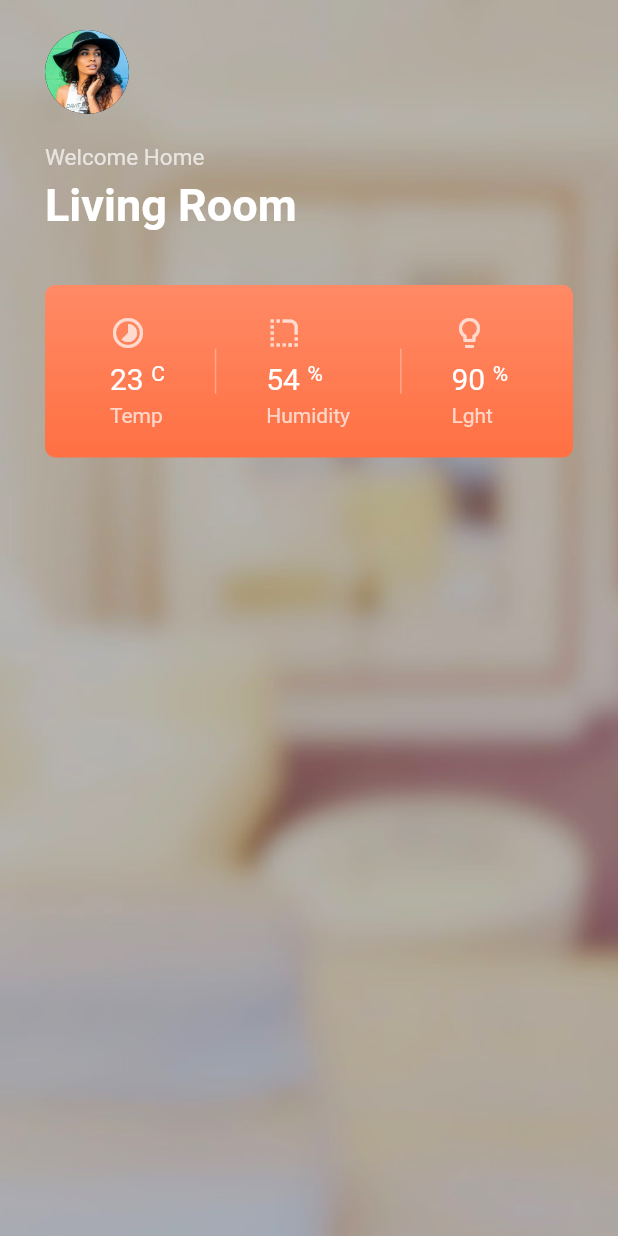
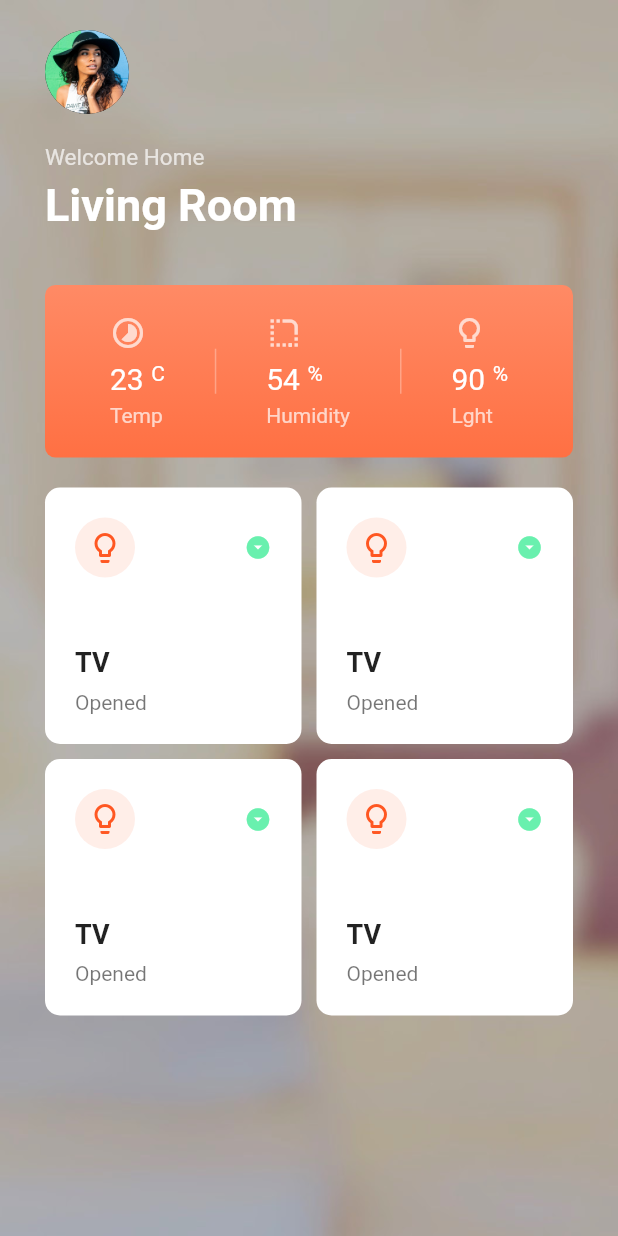
Before and after one commit to ctrleffive/home-automation-flutter-case-study, a Flutter app: the screen it shows after launch, on a phone screen of 412 x 824 dp. Run offline on Flutter 3.47's test engine with Material 2 defaults, Android fonts, the phone set to English and light mode, and no system bars.

Commit message:
devices, grid view

```diff
--- a/lib/src/ui/home.dart
+++ b/lib/src/ui/home.dart
@@ -1,3 +1,4 @@
+import 'package:automation/src/ui/partials/device_lister.dart';
 import 'package:flutter/material.dart';
 
 import 'package:automation/src/ui/layouts/bgwrap.dart';
@@ -46,6 +47,7 @@ class Home extends StatelessWidget {
               child: Column(
                 children: <Widget>[
                   OverviewDetails(),
+                  DeviceLister(),
                 ],
               ),
             ),
--- /dev/null
+++ b/lib/src/ui/partials/device_lister.dart
@@ -0,0 +1,23 @@
+import 'package:automation/src/ui/partials/device_mini.dart';
+import 'package:flutter/material.dart';
+
+class DeviceLister extends StatelessWidget {
+  @override
+  Widget build(BuildContext context) {
+    return GridView(
+      padding: EdgeInsets.only(top: 10, bottom: 10),
+      gridDelegate: SliverGridDelegateWithFixedCrossAxisCount(
+        crossAxisCount: 2,
+        crossAxisSpacing: 10,
+        mainAxisSpacing: 10,
+      ),
+      shrinkWrap: true,
+      children: <Widget>[
+        DeviceMini(),
+        DeviceMini(),
+        DeviceMini(),
+        DeviceMini(),
+      ],
+    );
+  }
+}
--- /dev/null
+++ b/lib/src/ui/partials/device_mini.dart
@@ -0,0 +1,38 @@
+import 'package:flutter/material.dart';
+
+class DeviceMini extends StatelessWidget {
+  @override
+  Widget build(BuildContext context) {
+    return Container(
+      padding: EdgeInsets.all(20),
+      decoration: BoxDecoration(
+        color: Colors.white,
+        borderRadius: BorderRadius.circular(10),
+      ),
+      child: Column(
+        crossAxisAlignment: CrossAxisAlignment.start,
+        mainAxisAlignment: MainAxisAlignment.spaceBetween,
+        children: <Widget>[
+          Row(
+            mainAxisAlignment: MainAxisAlignment.spaceBetween,
+            children: <Widget>[
+              CircleAvatar(
+                backgroundColor: Theme.of(context).primaryColor.withOpacity(0.1),
+                child: Icon(Icons.lightbulb_outline, color: Theme.of(context).primaryColor)
+              ),
+              Icon(Icons.arrow_drop_down_circle, color: Colors.greenAccent, size: 18),
+            ],
+          ),
+          Column(
+            crossAxisAlignment: CrossAxisAlignment.start,
+            children: <Widget>[
+              Text('TV', style: TextStyle(color: Colors.black87, fontWeight: FontWeight.bold, fontSize: 18)),
+              SizedBox(height: 8),
+              Text('Opened', style: TextStyle(color: Colors.black54, fontSize: 14)),
+            ],
+          ),
+        ],
+      ),
+    );
+  }
+}
```
